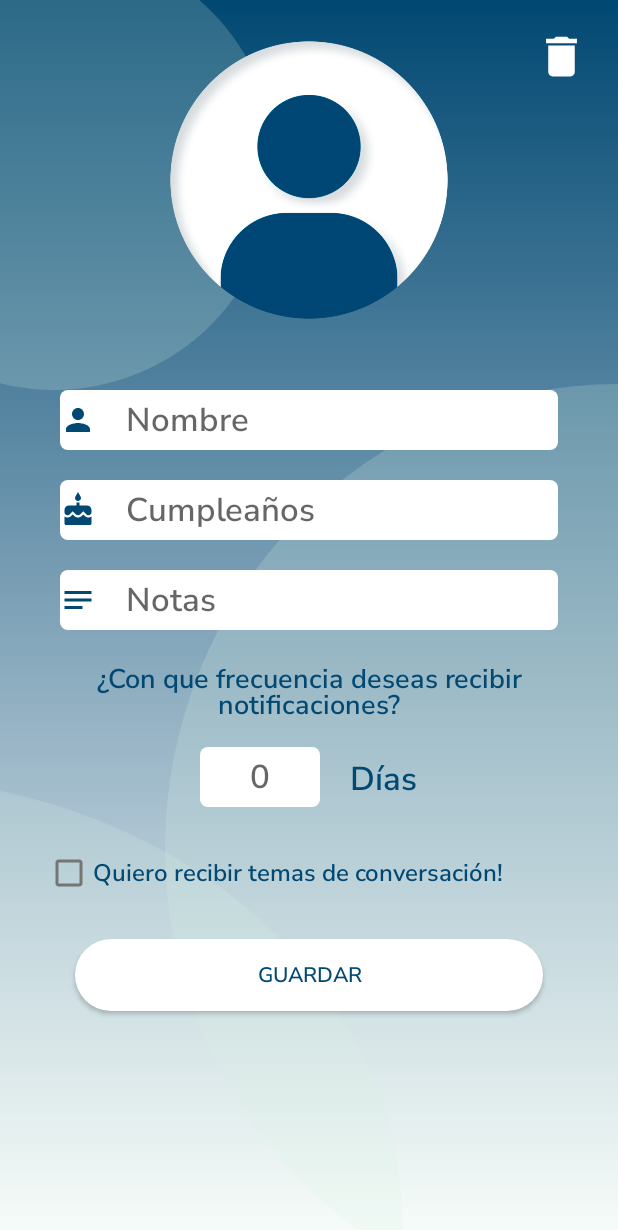
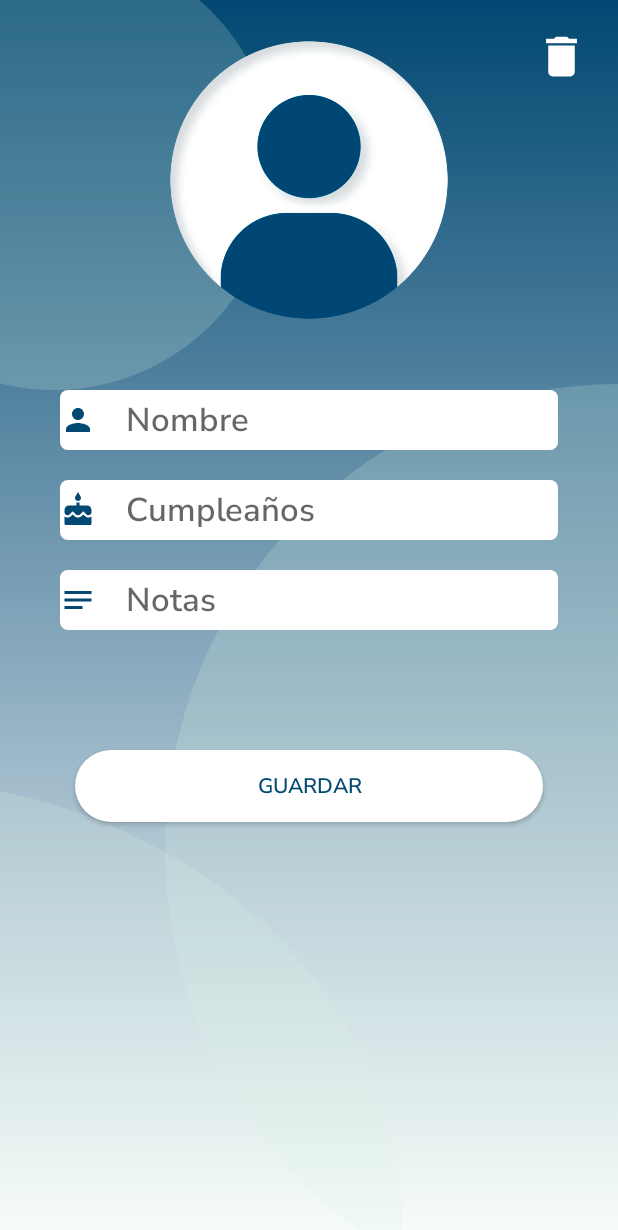
Before and after one commit to keulia/BeFriend, an Android app: the EditContactFragment screen opened through its navigation route, on a phone screen of 412 x 824 dp. Shown: the top 1230 px of the screen. Run offline under Robolectric (Android 15) with nearby library versions, the phone set to English and light mode, and no system bars; our stand-ins replace Firebase (no records; nobody signed in at launch, a user with empty details on screens opened directly); Roboto replaces fonts that are not available here; 7 statements that could not run were skipped.

Commit message:
version final

```diff
--- a/app/build.gradle
+++ b/app/build.gradle
@@ -51,6 +51,7 @@ dependencies {
     implementation 'androidx.gridlayout:gridlayout:1.0.0'
     implementation 'androidx.lifecycle:lifecycle-livedata-ktx:2.4.1'
     implementation 'androidx.lifecycle:lifecycle-viewmodel-ktx:2.4.1'
+    implementation 'com.google.code.gson:gson:2.8.2'
     testImplementation 'junit:junit:4.13.2'
     androidTestImplementation 'androidx.test.ext:junit:1.1.3'
     androidTestImplementation 'androidx.test.espresso:espresso-core:3.4.0'
--- a/app/src/main/AndroidManifest.xml
+++ b/app/src/main/AndroidManifest.xml
@@ -30,6 +30,8 @@
             <intent-filter>
                 <action android:name="android.intent.action.BOOT_COMPLETED" />
                 <action android:name="android.intent.action.LOCKED_BOOT_COMPLETED" />
+                <action android:name="my.action.reminder" />
+
             </intent-filter>
         </receiver>
 
--- a/app/src/main/java/com/casoca/befriend/EditContactFragment.kt
+++ b/app/src/main/java/com/casoca/befriend/EditContactFragment.kt
@@ -68,11 +68,6 @@ class EditContactFragment : Fragment(), DatePickerDialog.OnDateSetListener  {
     private var monthdefault=0
 
 
-    private var messageNotification = ""
-
-    private var frases = mutableListOf<String>()
-
-
     override fun onCreateView(
         inflater: LayoutInflater, container: ViewGroup?,
         savedInstanceState: Bundle?
@@ -88,7 +83,6 @@ class EditContactFragment : Fragment(), DatePickerDialog.OnDateSetListener  {
         auth = Firebase.auth
         idContacto = arguments?.getString("idContact").toString()
         loadContacts()
-        cargarListaFrases()
 
         binding.ivFotoContacto.setOnClickListener {
             uploadPhoto()
@@ -99,9 +93,7 @@ class EditContactFragment : Fragment(), DatePickerDialog.OnDateSetListener  {
 
         // Save a contact
         binding.btnGuardarContacto.setOnClickListener {
-            if(binding.etNombre.text.toString().isNotEmpty() &&
-                binding.etCumpleanos.text.toString().isNotEmpty() &&
-                binding.etNumero.text.toString().isNotEmpty()) {
+            if(binding.etNombre.text.toString().isNotEmpty()){
                 saveContact()
                 requireActivity().toast("Usuario actualizado correctamente")
             }else{
@@ -133,8 +125,6 @@ class EditContactFragment : Fragment(), DatePickerDialog.OnDateSetListener  {
                     .into(binding.ivFotoContacto)
 
                 binding.etNotas.setText(it["notes"].toString())
-                binding.etNumero.setText(it["number"].toString())
-                binding.cbTemasConvo.isChecked = it["temasConvo"] as Boolean
 
             }
 
@@ -178,7 +168,6 @@ class EditContactFragment : Fragment(), DatePickerDialog.OnDateSetListener  {
         var folder: StorageReference = FirebaseStorage.getInstance("gs://befriend-d8a37.appspot.com").reference.child(idContact)
         var fileName:StorageReference = folder.child(idContactImg)
 
-        mensajeono()
 
         if(selectedImg!=null)
         {
@@ -194,9 +183,6 @@ class EditContactFragment : Fragment(), DatePickerDialog.OnDateSetListener  {
                                 "name" to binding.etNombre.text.toString(),
                                 "birthday" to binding.etCumpleanos.text.toString(),
                                 "notes" to binding.etNotas.text.toString(),
-                                "temasConvo" to binding.cbTemasConvo.isChecked,
-                                "number" to binding.etNumero.text.toString(),
-                                "message" to messageNotification,
                                 "img" to imgUrl
                             )
                         ).addOnCompleteListener {
@@ -216,9 +202,6 @@ class EditContactFragment : Fragment(), DatePickerDialog.OnDateSetListener  {
                         "name" to binding.etNombre.text.toString(),
                         "birthday" to binding.etCumpleanos.text.toString(),
                         "notes" to binding.etNotas.text.toString(),
-                        "temasConvo" to binding.cbTemasConvo.isChecked,
-                        "number" to binding.etNumero.text.toString(),
-                        "message" to messageNotification
                     )
                 ).addOnCompleteListener {
                     findNavController().popBackStack()
@@ -250,28 +233,7 @@ class EditContactFragment : Fragment(), DatePickerDialog.OnDateSetListener  {
         var alerta = builder.create()
         alerta.show()
 
-
     }
 
 
-
-    private fun mensajeono(){
-        messageNotification = if (binding.cbTemasConvo.isChecked){
-            "Deberías de escribir a "+binding.etNombre.text.toString()+" "+frases.random()
-        }else{
-            "Escribe y "+binding.etNombre.text.toString()
-        }
-    }
-
-
-    private fun cargarListaFrases() {
-        db.collection("users")
-            .document(auth.currentUser?.uid.toString())
-            .get()
-            .addOnSuccessListener {
-                frases  = it["conversaciones"] as MutableList<String>
-            }
-
-    }
-
 }
--- a/app/src/main/java/com/casoca/befriend/HomeActivity.kt
+++ b/app/src/main/java/com/casoca/befriend/HomeActivity.kt
@@ -10,6 +10,7 @@ import androidx.appcompat.app.AppCompatActivity
 import android.os.Bundle
 import androidx.core.app.NotificationCompat
 import androidx.core.app.NotificationManagerCompat
+
 
 class HomeActivity : AppCompatActivity() {
     companion object{
--- a/app/src/main/res/layout/fragment_edit_contact.xml
+++ b/app/src/main/res/layout/fragment_edit_contact.xml
@@ -124,69 +124,11 @@
             android:layout_marginLeft="40dp"
             android:layout_marginRight="40dp"/>
 
-        <TextView
-            android:layout_marginTop="20dp"
-            android:id="@+id/tvFrecuencia"
-            android:layout_width="match_parent"
-            android:layout_height="wrap_content"
-            android:text="¿Con que frecuencia deseas recibir notificaciones?"
-            android:textColor="@color/azul1"
-            android:fontFamily="@font/nunito_sans_semibold"
-            android:textAlignment="center"
-            android:textSize="18sp"
-            android:layout_marginLeft="20dp"
-            android:layout_marginRight="20dp"
-            android:lineSpacingExtra="-7sp"
-            />
 
-        <LinearLayout
-            android:layout_width="wrap_content"
-            android:layout_height="wrap_content"
-            android:layout_gravity="center"
-            android:layout_marginTop="15dp"
-            android:orientation="horizontal">
 
-            <EditText
-                android:id="@+id/etNumero"
-                android:layout_width="80dp"
-                android:layout_height="40dp"
-                android:layout_marginRight="20dp"
-                android:background="@drawable/logging_field_background"
-                android:fontFamily="@font/nunito_sans_semibold"
-                android:hint="0"
-                android:inputType="number"
-                android:maxLength="3"
-                android:textAlignment="center"
-                android:textColor="@color/azul1"
-                android:textSize="22sp" />
-
-            <TextView
-                android:id="@+id/tvDiaNombre"
-                android:layout_width="wrap_content"
-                android:layout_height="wrap_content"
-                android:layout_weight="1"
-                android:fontFamily="@font/nunito_sans_semibold"
-                android:text="Días"
-                android:textColor="@color/azul1"
-                android:textSize="22sp" />
-
-        </LinearLayout>
-
-        <CheckBox
-            android:layout_marginTop="20dp"
-            android:id="@+id/cbTemasConvo"
-            android:layout_width="match_parent"
-            android:layout_height="wrap_content"
-            android:text="Quiero recibir temas de conversación!"
-            android:fontFamily="@font/nunito_sans_semibold"
-            android:textColor="@color/azul1"
-            android:textSize="16sp"
-            android:layout_marginLeft="30dp"
-            android:layout_marginRight="30dp"
-            />
 
         <androidx.appcompat.widget.AppCompatButton
-            android:layout_marginTop="20dp"
+            android:layout_marginTop="80dp"
             android:id="@+id/btnGuardarContacto"
             android:layout_width="match_parent"
             android:layout_height="wrap_content"
--- a/app/src/main/res/layout/item_contacto.xml
+++ b/app/src/main/res/layout/item_contacto.xml
@@ -5,9 +5,9 @@
     android:layout_width="match_parent"
     android:layout_height="wrap_content"
     android:layout_marginHorizontal="20dp"
-    android:layout_marginBottom="5dp"
+    android:layout_marginBottom="20dp"
     app:cardBackgroundColor="@color/white"
-    app:cardCornerRadius="20dp">
+    app:cardCornerRadius="40dp">
 
     <LinearLayout
         android:layout_width="match_parent"
@@ -24,7 +24,7 @@
 
         <TextView
             android:id="@+id/tvNombre"
-            android:layout_width="180dp"
+            android:layout_width="160dp"
             android:layout_height="match_parent"
             android:fontFamily="@font/nunito_sans_semibold"
             android:gravity="center"
```
Also changed, not shown: app/src/main/java/com/casoca/befriend/MainActivity.kt (+11 -0 lines), app/src/main/java/com/casoca/befriend/NewContactoFragment.kt (+71 -99 lines), app/src/main/java/com/casoca/befriend/utilidades/BeFriendApplication.kt (+13 -0 lines), app/src/main/java/com/casoca/befriend/utilidades/Notification.kt (+12 -14 lines), app/src/main/java/com/casoca/befriend/utilidades/NotificationsTest.kt (+8 -14 lines), app/src/main/res/values/strings.xml (+11 -0 lines).
